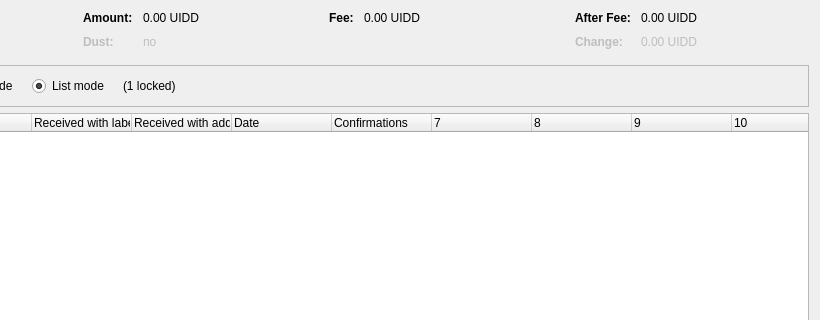
This is src/qt/forms/coincontroldialog.ui in shaileshnift/UIDD as Qt 5 draws it before an edit; both pictures show x 180 to 1000 and y 0 to 320 of the 1000 by 500 pixel window. The edited form follows.
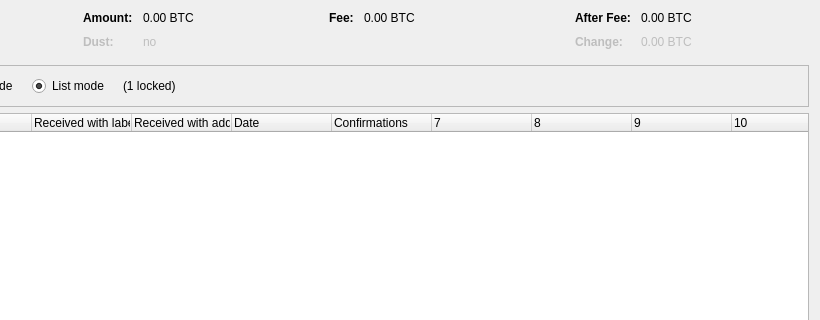
This is the edited form. Custom widgets are drawn as their Qt base class.

The edit to the form file:
```diff
--- a/src/qt/forms/coincontroldialog.ui
+++ b/src/qt/forms/coincontroldialog.ui
@@ -132,7 +132,7 @@
           <enum>Qt::ActionsContextMenu</enum>
          </property>
          <property name="text">
-          <string notr="true">0.00 UIDD</string>
+          <string notr="true">0.00 BTC</string>
          </property>
          <property name="textInteractionFlags">
           <set>Qt::LinksAccessibleByMouse|Qt::TextSelectableByKeyboard|Qt::TextSelectableByMouse</set>
@@ -212,7 +212,7 @@
           <enum>Qt::ActionsContextMenu</enum>
          </property>
          <property name="text">
-          <string notr="true">0.00 UIDD</string>
+          <string notr="true">0.00 BTC</string>
          </property>
          <property name="textInteractionFlags">
           <set>Qt::LinksAccessibleByMouse|Qt::TextSelectableByKeyboard|Qt::TextSelectableByMouse</set>
@@ -257,7 +257,7 @@
           <enum>Qt::ActionsContextMenu</enum>
          </property>
          <property name="text">
-          <string notr="true">0.00 UIDD</string>
+          <string notr="true">0.00 BTC</string>
          </property>
          <property name="textInteractionFlags">
           <set>Qt::LinksAccessibleByMouse|Qt::TextSelectableByKeyboard|Qt::TextSelectableByMouse</set>
@@ -292,7 +292,7 @@
           <enum>Qt::ActionsContextMenu</enum>
          </property>
          <property name="text">
-          <string notr="true">0.00 UIDD</string>
+          <string notr="true">0.00 BTC</string>
          </property>
          <property name="textInteractionFlags">
           <set>Qt::LinksAccessibleByMouse|Qt::TextSelectableByKeyboard|Qt::TextSelectableByMouse</set>
```
Left out of the diff: 16 changed lines with no effect on the pictures.
